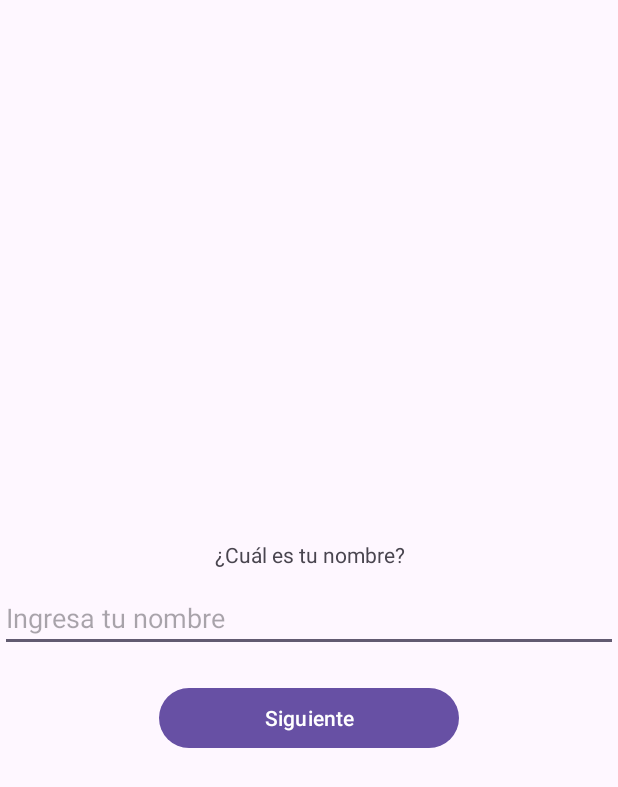
After one commit to clauOrellanaA/wamans20251, an Android app: the Nombre screen opened directly, with no data from a screen before it, on a phone screen of 412 x 824 dp. The commit adds this screen. Shown: the top 787 px of the screen. Run offline under Robolectric (Android 15) with nearby library versions, the phone set to English and light mode, and no system bars.

Commit message:
Initial Commit

```diff
--- /dev/null
+++ b/app/src/main/java/com/prograiii/wamans/Nombre.kt
@@ -0,0 +1,20 @@
+package com.prograiii.wamans
+
+import android.os.Bundle
+import androidx.activity.enableEdgeToEdge
+import androidx.appcompat.app.AppCompatActivity
+import androidx.core.view.ViewCompat
+import androidx.core.view.WindowInsetsCompat
+
+class Nombre : AppCompatActivity() {
+    override fun onCreate(savedInstanceState: Bundle?) {
+        super.onCreate(savedInstanceState)
+        enableEdgeToEdge()
+        setContentView(R.layout.activity_nombre)
+        ViewCompat.setOnApplyWindowInsetsListener(findViewById(R.id.main)) { v, insets ->
+            val systemBars = insets.getInsets(WindowInsetsCompat.Type.systemBars())
+            v.setPadding(systemBars.left, systemBars.top, systemBars.right, systemBars.bottom)
+            insets
+        }
+    }
+}
--- /dev/null
+++ b/app/src/main/res/layout/activity_nombre.xml
@@ -0,0 +1,45 @@
+<?xml version="1.0" encoding="utf-8"?>
+<androidx.constraintlayout.widget.ConstraintLayout xmlns:android="http://schemas.android.com/apk/res/android"
+    xmlns:app="http://schemas.android.com/apk/res-auto"
+    xmlns:tools="http://schemas.android.com/tools"
+    android:id="@+id/main"
+    android:layout_width="match_parent"
+    android:layout_height="match_parent"
+    tools:context=".Nombre"
+    android:paddingLeft="50dp"
+    android:paddingRight="50dp">
+
+    <EditText
+        android:id="@+id/ingresa_nombre_pantallaNombre"
+        android:layout_width="match_parent"
+        android:layout_height="wrap_content"
+        android:hint="@string/ingresa_nombre"
+        app:layout_constraintBottom_toBottomOf="parent"
+        app:layout_constraintEnd_toEndOf="parent"
+        app:layout_constraintStart_toStartOf="parent"
+        app:layout_constraintTop_toTopOf="parent" />
+
+    <TextView
+        android:id="@+id/cual_es_tu_nombre_pantallaNombre"
+        android:layout_width="match_parent"
+        android:layout_height="wrap_content"
+        android:text="@string/cual_es_tu_nombre"
+        android:textAlignment="center"
+        app:layout_constraintBottom_toTopOf="@+id/ingresa_nombre_pantallaNombre"
+        app:layout_constraintEnd_toEndOf="parent"
+        app:layout_constraintStart_toStartOf="parent"
+        android:layout_marginBottom="10dp"/>
+
+    <Button
+        android:id="@+id/boton_siguiente_pantallaNombre"
+        android:layout_width="200dp"
+        android:layout_height="wrap_content"
+        android:text="@string/siguiente"
+        app:layout_constraintTop_toBottomOf="@+id/ingresa_nombre_pantallaNombre"
+        app:layout_constraintEnd_toEndOf="parent"
+        app:layout_constraintStart_toStartOf="parent"
+        android:layout_marginTop="20dp"/>
+
+
+
+</androidx.constraintlayout.widget.ConstraintLayout>
```
Also changed, not shown: app/src/main/AndroidManifest.xml (+9 -0 lines), app/src/main/java/com/prograiii/wamans/InicioDeSesion.kt (added, +20 -0 lines), app/src/main/res/layout/activity_inicio_de_sesion.xml (added, +10 -0 lines), app/src/main/res/values/strings.xml (+30 -0 lines).
